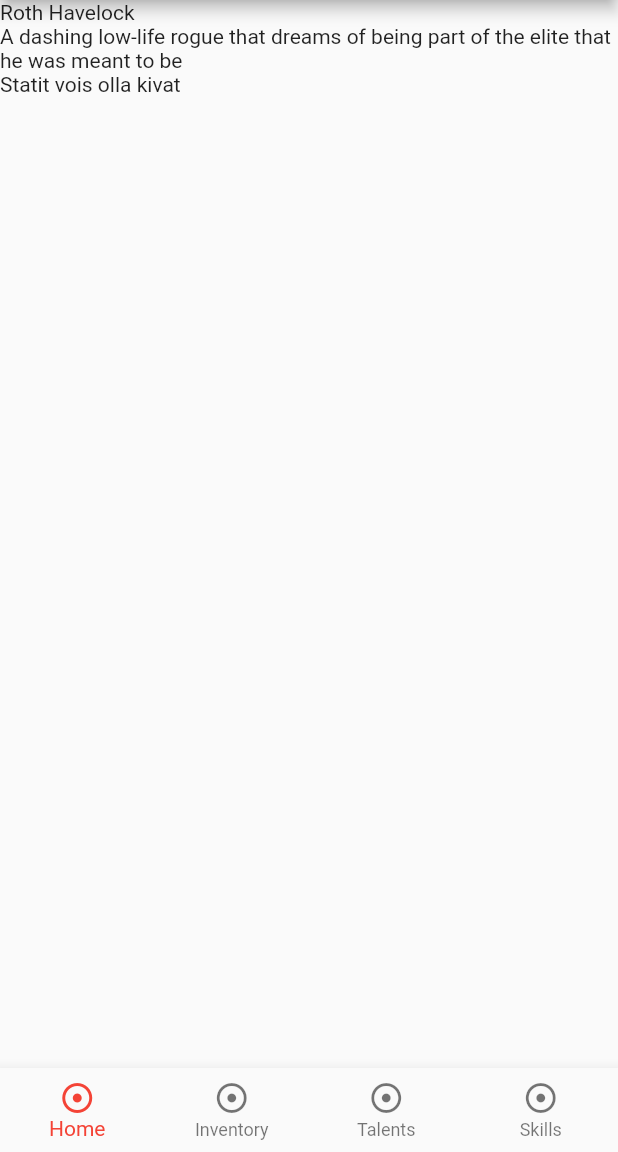
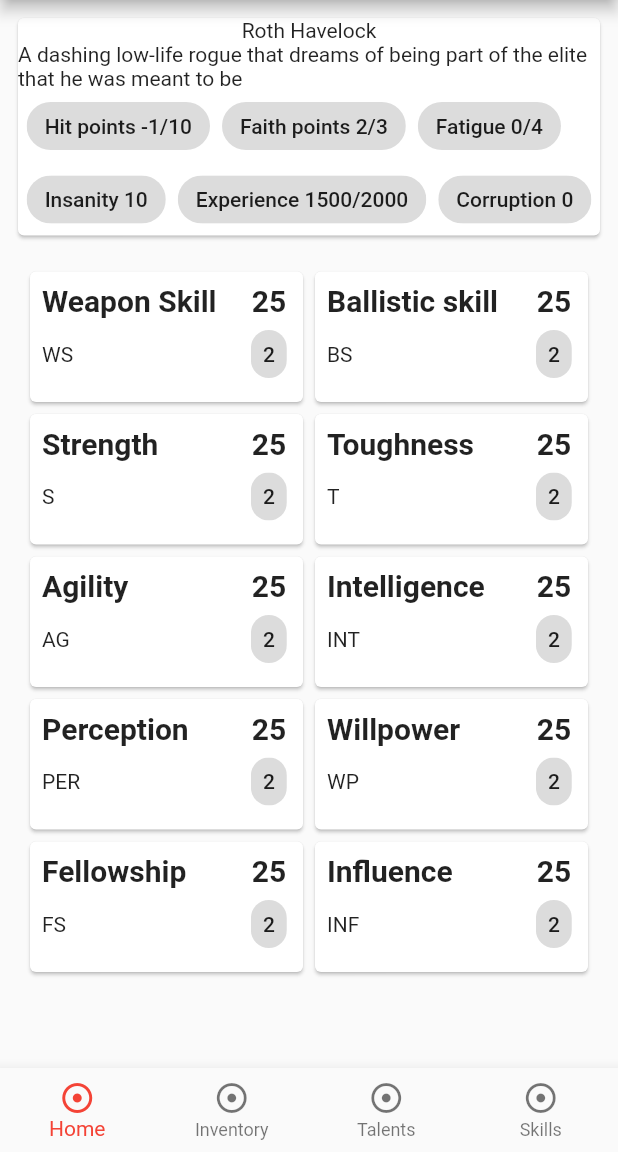
Before and after one commit to SHeija/imperial-sheets, a Flutter app: the screen it shows after launch, on a phone screen of 412 x 824 dp, the part 84-1236 px from its top. Run offline on Flutter 3.47's test engine with Material 2 defaults, Android fonts, the phone set to English and light mode, and no system bars; generated files the repository leaves out were written again.

Commit message:
character mainpage

```diff
--- /dev/null
+++ b/lib/components/basicInfo.dart
@@ -0,0 +1,48 @@
+import 'package:flutter/material.dart';
+import 'package:imperial_sheets/models/character.dart';
+
+class BasicInfo extends StatelessWidget {
+  final Character character;
+  BasicInfo(this.character);
+
+  @override
+  Widget build(BuildContext context) {
+    return(
+      Container(
+          padding: const EdgeInsets.all(8.0),
+          child: Card(
+            child: Column(
+            children: <Widget>[
+              Text(character.name),
+              Text(character.description),
+              Wrap(
+                runSpacing: 1.0,
+                spacing: 8.0,
+                children: [
+                  Chip(
+                      label: Text('Hit points '+(character.hp-character.damage).toString()+'/'+character.hp.toString())
+                  ),
+                  Chip(
+                    label: Text('Faith points '+character.currentFaith.toString()+'/'+character.faith.toString()),
+                  ),
+                  Chip(
+                    label: Text('Fatigue '+character.fatigue.toString()+'/'+character.getFatigueTreshold().toString())
+                  ),
+                  Chip(
+                    label: Text('Insanity '+character.insanity.toString())
+                  ),
+                  Chip(
+                      label: Text('Experience '+character.spentXp.toString()+'/'+character.xp.toString())
+                  ),
+                  Chip(
+                    label: Text('Corruption '+character.corruption.toString())
+                  ),
+                ]
+              ),
+            ],
+          )
+        )
+      )
+    );
+  }
+}
--- /dev/null
+++ b/lib/components/statGrid.dart
@@ -0,0 +1,23 @@
+import 'package:flutter/material.dart';
+import 'package:imperial_sheets/components/statTile.dart';
+
+class StatGrid extends StatelessWidget {
+  final stats;
+  StatGrid(this.stats);
+
+  @override
+  Widget build(BuildContext context) {
+
+    List<Widget> widgets = [];
+    stats.forEach((e) => widgets.add(StatTile(e)));
+
+    return (Container(
+      padding: EdgeInsets.all(8.0),
+      alignment: Alignment.center,
+      child: Wrap(
+        direction: Axis.horizontal,
+        children: widgets,
+      ),
+    ));
+  }
+}
--- /dev/null
+++ b/lib/components/statTile.dart
@@ -0,0 +1,55 @@
+import 'package:flutter/material.dart';
+import 'package:imperial_sheets/models/character.dart';
+import 'package:imperial_sheets/models/datamodels.dart';
+
+class StatTile extends StatelessWidget {
+  final Stat stat;
+  StatTile(this.stat);
+
+  @override
+  Widget build(BuildContext context) {
+    const double cellPadding = 8.0;
+    const TextStyle topStyle = TextStyle(fontSize: 20, fontWeight: FontWeight.bold);
+    return (
+    SizedBox(
+      width: 190,
+      child: Card(
+          child: Table(
+              defaultVerticalAlignment: TableCellVerticalAlignment.middle,
+              columnWidths: {0: FractionColumnWidth(0.75), 1: FractionColumnWidth(0.25)},
+              children: [
+                TableRow(
+                    children: [
+                      Container(
+                        child: Text(stat.name, style: topStyle),
+                        padding: EdgeInsets.only(left: cellPadding, top: cellPadding, right: cellPadding),
+                      ),
+                      Container(
+                        child: Text(stat.value.toString(), style: topStyle),
+                        padding: EdgeInsets.only(left: cellPadding, top: cellPadding, right: cellPadding),
+                        alignment: Alignment.center,
+                      ),
+                    ]
+                ),
+                TableRow(
+                    children: [
+                      Container(
+                        child: Text(stat.short, style: TextStyle()),
+                        padding: EdgeInsets.only(left: cellPadding, bottom: cellPadding, right: cellPadding),
+                        alignment: Alignment.topLeft,
+                      ),
+                      Container(
+                        child: Chip(label: Text(stat.getStatBonus().toString()), padding: EdgeInsets.all(0)),
+                        padding: EdgeInsets.only(left: cellPadding, bottom: cellPadding, right: cellPadding),
+                        alignment: Alignment.topCenter
+                      ),
+                    ]
+                )
+              ]
+
+          )
+      )
+    )
+    );
+  }
+}
--- a/lib/models/character.dart
+++ b/lib/models/character.dart
@@ -1,5 +1,6 @@
 import './datamodels.dart';
 import 'package:json_annotation/json_annotation.dart';
+import '../utils/constants.dart' as Constants;
 
 part 'character.g.dart';
 
@@ -14,8 +15,39 @@ class Character {
   List<Weapon> weapons;
   Armor armor;
 
+  int xp;
+  int spentXp;
+  int hp;
+  int damage;
+  int faith;
+  int currentFaith;
+  int corruption;
+  int insanity;
+  int fatigue;
+
+  Character.empty();
   Character(this.name, this.description, this.stats, this.talents, this.skills, this.aptitudes, this.items, this.weapons, this.armor);
 
   factory Character.fromJson(Map<String, dynamic> json) => _$CharacterFromJson(json);
   Map<String, dynamic> toJson() => _$CharacterToJson(this);
+
+  void useFaith() {
+    if (currentFaith>0)
+      currentFaith --;
+  }
+
+  void restoreFaith() {
+    currentFaith = faith;
+  }
+
+  void burnFaith() {
+    if (faith > 0)
+      faith --;
+  }
+
+  int getFatigueTreshold() {
+    int wp = stats.firstWhere((element) => element.name == Constants.WP).value;
+    int t = stats.firstWhere((element) => element.name == Constants.T).value;
+    return (wp/10).floor() + (t/10).floor();
+  }
 }
--- a/lib/models/datamodels.dart
+++ b/lib/models/datamodels.dart
@@ -101,4 +101,8 @@ class Stat {
 
   factory Stat.fromJson(Map<String, dynamic> json) => _$StatFromJson(json);
   Map<String, dynamic> toJson() => _$StatToJson(this);
+
+  int getStatBonus() {
+    return (value/10).floor();
+  }
 }
--- a/lib/utils/constants.dart
+++ b/lib/utils/constants.dart
@@ -1,4 +1,3 @@
-import '../models/datamodels.dart';
 // Koodisto
 // STATS
 const WS = 'Weapon Skill';
--- a/lib/utils/generator.dart
+++ b/lib/utils/generator.dart
@@ -14,6 +14,16 @@ Character generateCharacter() {
   Armor armor = generateArmor();
 
   Character character = Character(name, description, stats, talents, skills, aptitudes, items, weapons, armor);
+  character.hp = 10;
+  character.damage = 11;
+  character.xp = 2000;
+  character.spentXp = 1500;
+  character.faith = 3;
+  character.currentFaith = 3-1;
+  character.insanity = 10;
+  character.corruption = 0;
+  character.fatigue = 0;
+
   return character;
 }
 
--- a/lib/views/mainView.dart
+++ b/lib/views/mainView.dart
@@ -1,5 +1,7 @@
 import 'package:flutter/material.dart';
 import 'package:imperial_sheets/models/character.dart';
+import '../components/basicInfo.dart';
+import '../components/statGrid.dart';
 
 class MainView extends StatelessWidget {
   final Character character;
@@ -8,14 +10,11 @@ class MainView extends StatelessWidget {
 
   @override
   Widget build(BuildContext context) {
-    return Center(
-      child: ListView (
-        children: <Widget>[
-          Text(character.name),
-          Text(character.description),
-          Text('Statit vois olla kivat')
-        ],
-      )
+    return ListView(
+      children: <Widget>[
+        BasicInfo(character),
+        StatGrid(character.stats)
+      ],
     );
   }
 }
```
Also changed, not shown: lib/models/character.g.dart.
